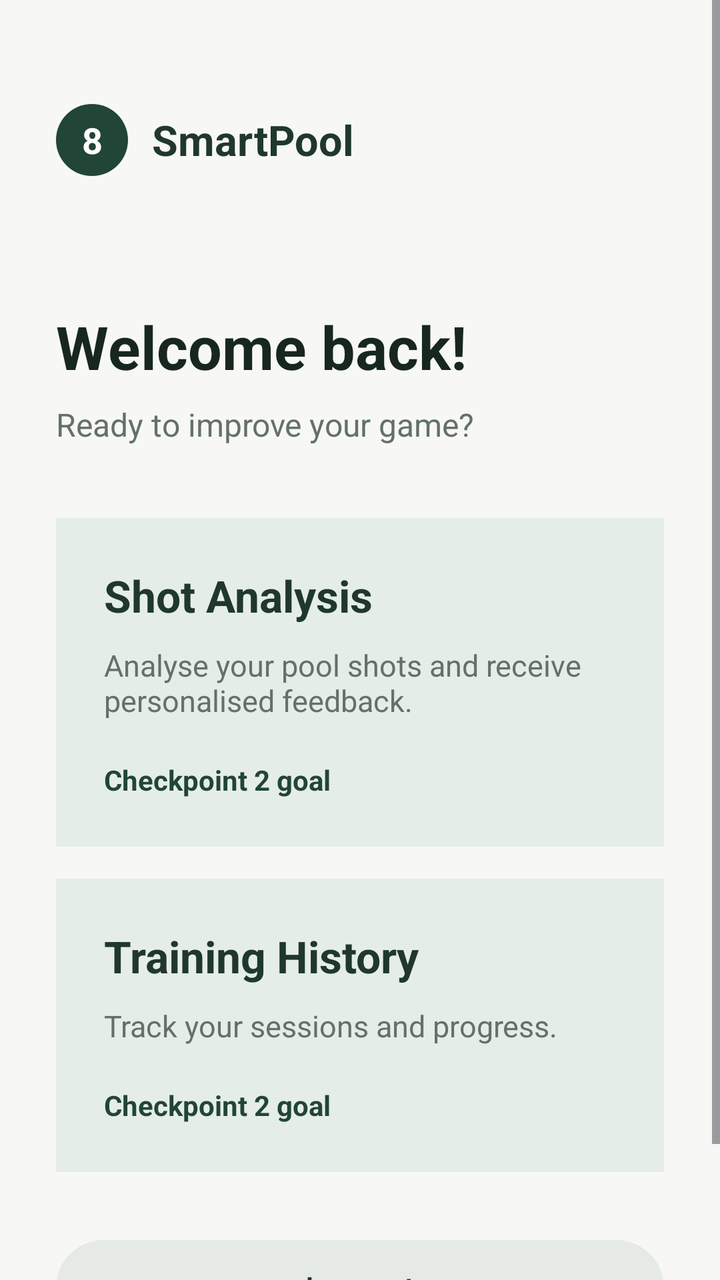
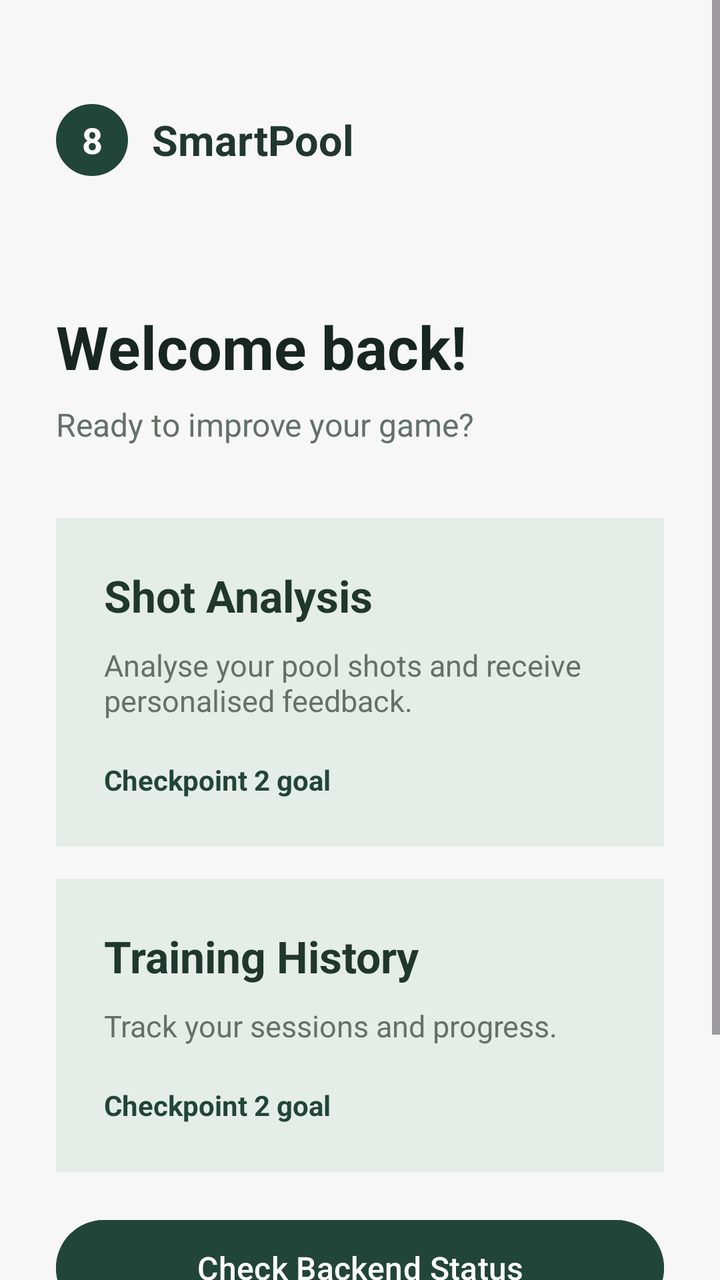

The first picture is an Android layout as it rendered before a commit; the second is the same layout after the commit. The layout source and the unified diff follow.
<!-- AndroidManifest.xml: application theme Theme.FinalYearProject -->
<!-- res/layout/activity_home.xml -->
<ScrollView xmlns:android="http://schemas.android.com/apk/res/android"
    android:id="@+id/main"
    android:layout_width="match_parent"
    android:layout_height="match_parent"
    android:background="#F7F8F6"
    android:fillViewport="true">

    <LinearLayout
        android:layout_width="match_parent"
        android:layout_height="match_parent"
        android:orientation="vertical"
        android:padding="28dp">

        
        <LinearLayout
            android:layout_width="match_parent"
            android:layout_height="wrap_content"
            android:layout_marginTop="24dp"
            android:gravity="center_vertical"
            android:orientation="horizontal">

            <TextView
                android:layout_width="36dp"
                android:layout_height="36dp"
                android:background="@drawable/circle_green"
                android:gravity="center"
                android:text="8"
                android:textColor="#FFFFFF"
                android:textSize="18sp"
                android:textStyle="bold" />

            <TextView
                android:layout_width="wrap_content"
                android:layout_height="wrap_content"
                android:layout_marginStart="12dp"
                android:text="SmartPool"
                android:textColor="#20382C"
                android:textSize="21sp"
                android:textStyle="bold" />

        </LinearLayout>

        
        <TextView
            android:id="@+id/txtWelcome"
            android:layout_width="match_parent"
            android:layout_height="wrap_content"
            android:layout_marginTop="65dp"
            android:text="Welcome back!"
            android:textColor="#18271E"
            android:textSize="30sp"
            android:textStyle="bold" />

        <TextView
            android:layout_width="match_parent"
            android:layout_height="wrap_content"
            android:layout_marginTop="8dp"
            android:text="Ready to improve your game?"
            android:textColor="#637167"
            android:textSize="16sp" />

        
        <LinearLayout
            android:layout_width="match_parent"
            android:layout_height="wrap_content"
            android:layout_marginTop="36dp"
            android:background="#E5EDE7"
            android:orientation="vertical"
            android:padding="24dp">

            <TextView
                android:layout_width="match_parent"
                android:layout_height="wrap_content"
                android:text="Shot Analysis"
                android:textColor="#20382C"
                android:textSize="22sp"
                android:textStyle="bold" />

            <TextView
                android:layout_width="match_parent"
                android:layout_height="wrap_content"
                android:layout_marginTop="10dp"
                android:text="Analyse your pool shots and receive personalised feedback."
                android:textColor="#637167"
                android:textSize="15sp" />

            <TextView
                android:layout_width="wrap_content"
                android:layout_height="wrap_content"
                android:layout_marginTop="20dp"
                android:text="Checkpoint 2 goal"
                android:textColor="#214536"
                android:textStyle="bold" />

        </LinearLayout>

        
        <LinearLayout
            android:layout_width="match_parent"
            android:layout_height="wrap_content"
            android:layout_marginTop="16dp"
            android:background="#E5EDE7"
            android:orientation="vertical"
            android:padding="24dp">

            <TextView
                android:layout_width="match_parent"
                android:layout_height="wrap_content"
                android:text="Training History"
                android:textColor="#20382C"
                android:textSize="22sp"
                android:textStyle="bold" />

            <TextView
                android:layout_width="match_parent"
                android:layout_height="wrap_content"
                android:layout_marginTop="10dp"
                android:text="Track your sessions and progress."
                android:textColor="#637167"
                android:textSize="15sp" />

            <TextView
                android:layout_width="wrap_content"
                android:layout_height="wrap_content"
                android:layout_marginTop="20dp"
                android:text="Checkpoint 2 goal"
                android:textColor="#214536"
                android:textStyle="bold" />

        </LinearLayout>

        <Space
            android:layout_width="match_parent"
            android:layout_height="0dp"
            android:layout_weight="1" />

        
        <Button
            android:id="@+id/btnLogout"
            android:layout_width="match_parent"
            android:layout_height="56dp"
            android:layout_marginTop="30dp"
            android:layout_marginBottom="16dp"
            android:backgroundTint="#E5EAE5"
            android:text="Log out"
            android:textAllCaps="false"
            android:textColor="#20382C"
            android:textSize="16sp" />

    </LinearLayout>
</ScrollView>
<!-- resources referenced by this layout -->
<resources>
  <!-- drawable circle_green (drawable) -->
  <?xml version="1.0" encoding="utf-8"?>
  <shape xmlns:android="http://schemas.android.com/apk/res/android"
      android:shape="oval">
  
      
      <solid android:color="#214536" />
  
  </shape>
  <style name="Theme.FinalYearProject" parent="Base.Theme.FinalYearProject" />
  <style name="Base.Theme.FinalYearProject" parent="Theme.Material3.DayNight.NoActionBar">
          
          
      </style>
</resources>

<!-- the commit's change to res/layout/activity_home.xml (unified diff, before → after) -->
@@ -129,6 +129,18 @@
 
         </LinearLayout>
 
+        
+        <Button
+            android:id="@+id/btnCheckBackend"
+            android:layout_width="match_parent"
+            android:layout_height="56dp"
+            android:layout_marginTop="20dp"
+            android:backgroundTint="#214536"
+            android:text="Check Backend Status"
+            android:textAllCaps="false"
+            android:textColor="#FFFFFF"
+            android:textSize="16sp" />
+
         <Space
             android:layout_width="match_parent"
             android:layout_height="0dp"
